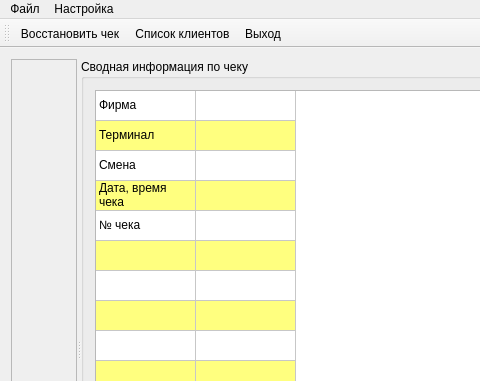
Qt form mainwindow.ui (rust3128/CheckRecoveryWizard) before a commit; both pictures show x 0 to 480 and y 0 to 381 of the 876 by 671 pixel window.
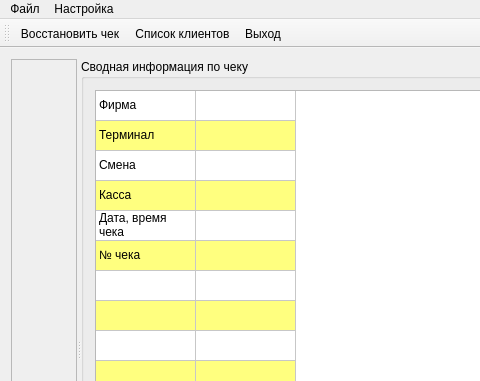
The same form after that commit. Icons and pictures are not drawn.

```diff
--- a/mainwindow.ui
+++ b/mainwindow.ui
@@ -101,10 +101,15 @@
           </item>
           <item row="3" column="0">
            <property name="text">
-            <string>Дата, время чека</string>
+            <string>Касса</string>
            </property>
           </item>
           <item row="4" column="0">
+           <property name="text">
+            <string>Дата, время чека</string>
+           </property>
+          </item>
+          <item row="5" column="0">
            <property name="text">
             <string>№ чека</string>
            </property>
```
